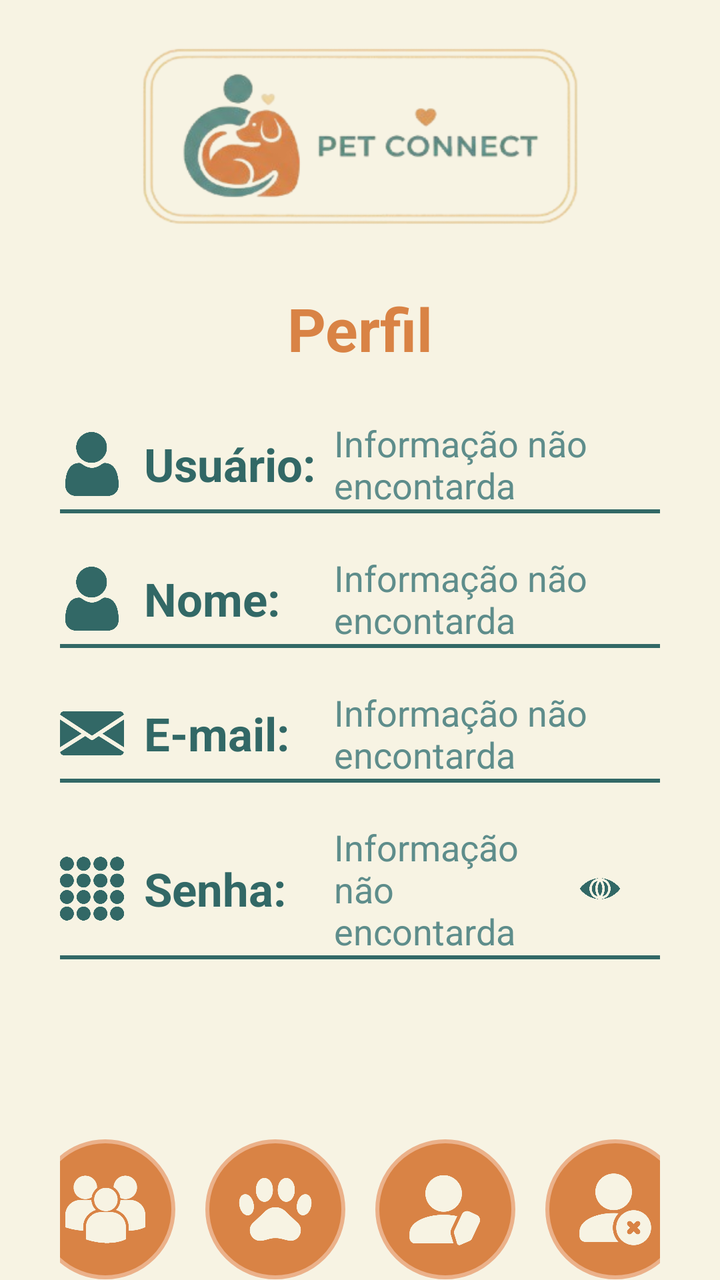
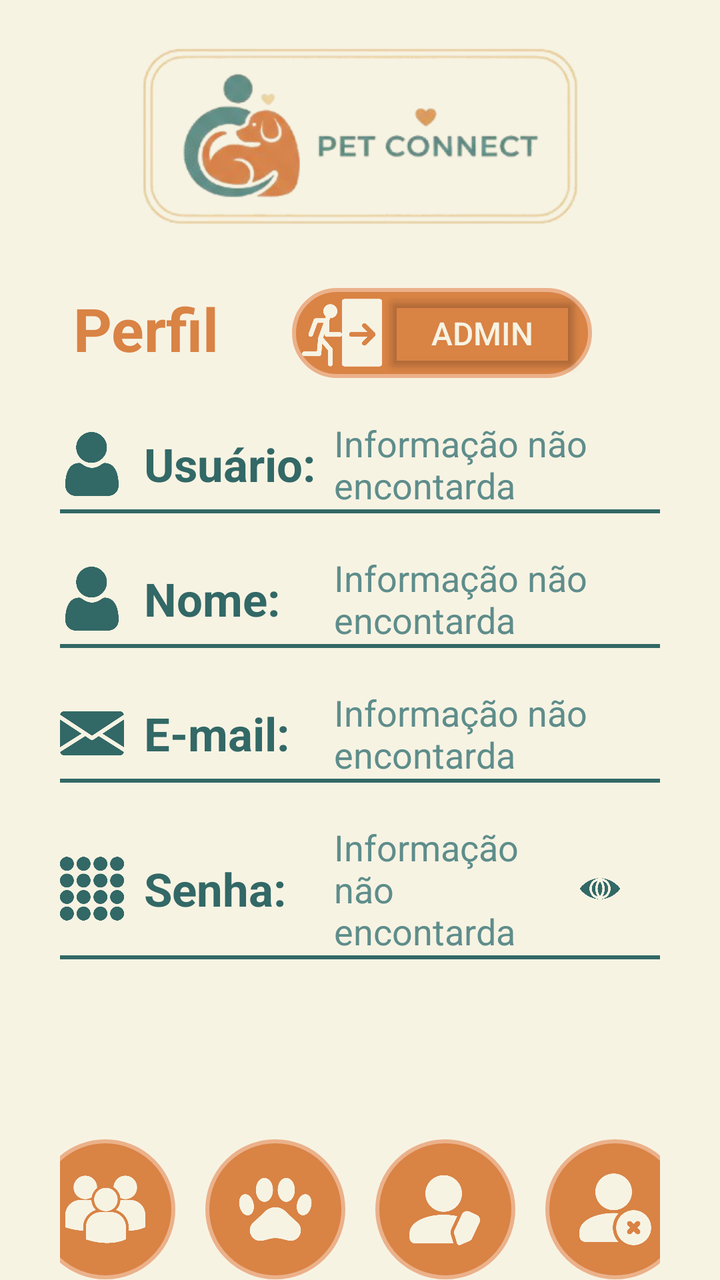

An Android layout rendered at two revisions. The XML below is the earlier revision; the diff shows what the commit changed to produce the second picture.
<!-- AndroidManifest.xml: application theme Theme.Android -->
<!-- res/layout/activity_profile.xml -->
<?xml version="1.0" encoding="utf-8"?>
<androidx.constraintlayout.widget.ConstraintLayout xmlns:android="http://schemas.android.com/apk/res/android"
    xmlns:app="http://schemas.android.com/apk/res-auto"
    xmlns:tools="http://schemas.android.com/tools"
    android:id="@+id/main"
    android:layout_width="match_parent"
    android:layout_height="match_parent"
    android:background="@color/beige"
    tools:context=".ui.user.profile.ProfileActivity">

    <ImageView
        android:id="@+id/imageView6"
        android:layout_width="303dp"
        android:layout_height="104dp"
        android:layout_marginTop="16dp"
        android:scaleType="centerCrop"
        app:layout_constraintEnd_toEndOf="parent"
        app:layout_constraintStart_toStartOf="parent"
        app:layout_constraintTop_toTopOf="parent"
        app:srcCompat="@drawable/img_logo_straight" />

    <LinearLayout
        android:layout_width="match_parent"
        android:layout_height="wrap_content"
        android:layout_marginStart="30dp"
        android:layout_marginTop="25dp"
        android:layout_marginEnd="30dp"
        android:orientation="vertical"
        app:layout_constraintEnd_toEndOf="parent"
        app:layout_constraintHorizontal_bias="0.0"
        app:layout_constraintStart_toStartOf="parent"
        app:layout_constraintTop_toBottomOf="@+id/textView10">

        <LinearLayout
            android:layout_width="match_parent"
            android:layout_height="match_parent"
            android:gravity="center"
            android:orientation="horizontal">

            <ImageView
                android:id="@+id/imageView8"
                android:layout_width="32dp"
                android:layout_height="32dp"
                android:layout_marginRight="10dp"
                android:layout_weight="0"
                android:scaleType="fitCenter"
                android:tint="@color/blueDark"
                app:srcCompat="@drawable/ic_user" />

            <TextView
                android:id="@+id/textView5"
                android:layout_width="90dp"
                android:layout_height="wrap_content"
                android:layout_weight="0"
                android:text="@string/textUseField"
                android:textColor="@color/blueDark"
                android:textSize="23sp"
                android:textStyle="bold" />

            <TextView
                android:id="@+id/tvUser_profile"
                android:layout_width="wrap_content"
                android:layout_height="wrap_content"
                android:layout_marginLeft="5dp"
                android:layout_weight="1"
                android:text="@string/erro_profile"
                android:textColor="@color/blue"
                android:textSize="18sp" />
        </LinearLayout>

        <View
            android:id="@+id/view4"
            android:layout_width="match_parent"
            android:layout_height="2dp"
            android:layout_marginBottom="20dp"
            android:background="@color/blueDark" />

        <LinearLayout
            android:layout_width="match_parent"
            android:layout_height="wrap_content"
            android:gravity="center"
            android:orientation="horizontal">

            <ImageView
                android:id="@+id/imageView9"
                android:layout_width="32dp"
                android:layout_height="32dp"
                android:layout_marginRight="10dp"
                android:layout_weight="0"
                android:scaleType="fitCenter"
                android:tint="@color/blueDark"
                app:srcCompat="@drawable/ic_user" />

            <TextView
                android:id="@+id/textView5"
                android:layout_width="90dp"
                android:layout_height="wrap_content"
                android:layout_weight="0"
                android:text="@string/textNameField"
                android:textColor="@color/blueDark"
                android:textSize="23sp"
                android:textStyle="bold" />

            <TextView
                android:id="@+id/tvName_profile"
                android:layout_width="wrap_content"
                android:layout_height="wrap_content"
                android:layout_marginLeft="5dp"
                android:layout_weight="1"
                android:text="@string/erro_profile"
                android:textColor="@color/blue"
                android:textSize="18sp" />
        </LinearLayout>

        <View
            android:id="@+id/view3"
            android:layout_width="match_parent"
            android:layout_height="2dp"
            android:layout_marginBottom="20dp"
            android:background="@color/blueDark" />

        <LinearLayout
            android:layout_width="match_parent"
            android:layout_height="wrap_content"
            android:gravity="center"
            android:orientation="horizontal">

            <ImageView
                android:id="@+id/imageView10"
                android:layout_width="32dp"
                android:layout_height="32dp"
                android:layout_marginRight="10dp"
                android:layout_weight="0"
                android:scaleType="fitCenter"
                android:tint="@color/blueDark"
                app:srcCompat="@drawable/ic_email" />

            <TextView
                android:id="@+id/textView5"
                android:layout_width="90dp"
                android:layout_height="wrap_content"
                android:layout_weight="0"
                android:text="@string/textEmailField"
                android:textColor="@color/blueDark"
                android:textSize="23sp"
                android:textStyle="bold" />

            <TextView
                android:id="@+id/tvEmail_profile"
                android:layout_width="wrap_content"
                android:layout_height="wrap_content"
                android:layout_marginLeft="5dp"
                android:layout_weight="1"
                android:text="@string/erro_profile"
                android:textColor="@color/blue"
                android:textSize="18sp" />
        </LinearLayout>

        <View
            android:id="@+id/view2"
            android:layout_width="match_parent"
            android:layout_height="2dp"
            android:layout_marginBottom="20dp"
            android:background="@color/blueDark" />

        <LinearLayout
            android:layout_width="match_parent"
            android:layout_height="wrap_content"
            android:gravity="center"
            android:orientation="horizontal"
            android:visibility="visible">

            <ImageView
                android:id="@+id/imageView11"
                android:layout_width="32dp"
                android:layout_height="32dp"
                android:layout_marginRight="10dp"
                android:layout_weight="0"
                android:scaleType="fitCenter"
                android:tint="@color/blueDark"
                app:srcCompat="@drawable/ic_password" />

            <TextView
                android:id="@+id/textView5"
                android:layout_width="90dp"
                android:layout_height="wrap_content"
                android:layout_weight="0"
                android:text="@string/textPasswordField"
                android:textColor="@color/blueDark"
                android:textSize="23sp"
                android:textStyle="bold" />

            <TextView
                android:id="@+id/tvPassword_profile"
                android:layout_width="wrap_content"
                android:layout_height="wrap_content"
                android:layout_marginLeft="5dp"
                android:layout_weight="1"
                android:text="@string/erro_profile"
                android:textColor="@color/blue"
                android:textSize="18sp" />

            <ImageButton
                android:id="@+id/btnEye_profile"
                android:layout_width="40dp"
                android:layout_height="40dp"
                android:layout_marginRight="10dp"
                android:layout_weight="0"
                android:backgroundTint="@android:color/transparent"
                android:scaleType="centerCrop"
                android:src="@drawable/ic_eye_close"
                android:tint="@color/blueDark" />
        </LinearLayout>

        <View
            android:id="@+id/view5"
            android:layout_width="match_parent"
            android:layout_height="2dp"
            android:background="@color/blueDark"
            android:visibility="visible" />

        <LinearLayout
            android:layout_width="match_parent"
            android:layout_height="wrap_content"
            android:layout_marginTop="90dp"
            android:gravity="center"
            android:orientation="vertical">

            <LinearLayout
                android:layout_width="match_parent"
                android:layout_height="wrap_content"
                android:gravity="center"
                android:orientation="horizontal">

                <ImageButton
                    android:id="@+id/btnGetUsers_profile"
                    android:layout_width="70dp"
                    android:layout_height="70dp"
                    android:layout_weight="0"
                    android:background="@drawable/bg_btn_orange"
                    android:padding="15dp"
                    android:scaleType="centerInside"
                    android:tint="@color/beige"
                    android:visibility="visible"
                    app:srcCompat="@drawable/ic_users" />

                <ImageButton
                    android:id="@+id/btnGetPets_profile"
                    android:layout_width="70dp"
                    android:layout_height="70dp"
                    android:layout_marginLeft="15dp"
                    android:layout_weight="0"
                    android:background="@drawable/bg_btn_orange"
                    android:padding="15dp"
                    android:scaleType="centerInside"
                    android:tint="@color/beige"
                    app:srcCompat="@drawable/ic_animal" />

                <ImageButton
                    android:id="@+id/btnUpdate_profile"
                    android:layout_width="70dp"
                    android:layout_height="70dp"
                    android:layout_marginLeft="15dp"
                    android:layout_weight="0"
                    android:background="@drawable/bg_btn_orange"
                    android:padding="15dp"
                    android:scaleType="centerInside"
                    android:tint="@color/beige"
                    app:srcCompat="@drawable/ic_update" />

                <ImageButton
                    android:id="@+id/btnDelete_profile"
                    android:layout_width="70dp"
                    android:layout_height="70dp"
                    android:layout_marginLeft="15dp"
                    android:layout_weight="0"
                    android:background="@drawable/bg_btn_orange"
                    android:padding="15dp"
                    android:scaleType="centerInside"
                    android:tint="@color/beige"
                    android:visibility="visible"
                    app:srcCompat="@drawable/ic_delete" />
            </LinearLayout>

            <LinearLayout
                android:id="@+id/llBtnLogOut_profile"
                android:layout_width="200dp"
                android:layout_height="55dp"
                android:layout_marginTop="20dp"
                android:background="@drawable/bg_btn_orange"
                android:gravity="center"
                android:orientation="horizontal">

                <ImageView
                    android:id="@+id/imageView13"
                    android:layout_width="45dp"
                    android:layout_height="45dp"
                    android:layout_weight="0"
                    android:src="@drawable/ic_logout"
                    android:tint="@color/beige" />

                <Button
                    android:id="@+id/btnLogOut_profile"
                    android:layout_width="100dp"
                    android:layout_height="wrap_content"
                    android:layout_weight="0"
                    android:backgroundTint="@android:color/transparent"
                    android:gravity="center"
                    android:text="@string/textLogOutField"
                    android:textColor="@color/beige"
                    android:textSize="16sp"
                    app:cornerRadius="0dp" />
            </LinearLayout>

        </LinearLayout>

    </LinearLayout>

    <TextView
        android:id="@+id/textView10"
        android:layout_width="wrap_content"
        android:layout_height="wrap_content"
        android:layout_marginTop="24dp"
        android:text="@string/textTitleProfile"
        android:textColor="@color/orange"
        android:textSize="30sp"
        android:textStyle="bold"
        app:layout_constraintEnd_toEndOf="parent"
        app:layout_constraintStart_toStartOf="parent"
        app:layout_constraintTop_toBottomOf="@+id/imageView6" />
</androidx.constraintlayout.widget.ConstraintLayout>
<!-- resources referenced by this layout -->
<resources>
  <color name="beige">#F7F3E3</color>
  <color name="blue">#5E8D8B</color>
  <color name="blueDark">#326866</color>
  <color name="orange">#D98345</color>
  <!-- drawable bg_btn_orange (drawable) -->
  <?xml version="1.0" encoding="utf-8"?>
  <shape xmlns:android="http://schemas.android.com/apk/res/android"
      android:shape="rectangle">
  
      <solid android:color="#D98345"/>
      <stroke
          android:width="2dp"
          android:color="#EBB18A" />
  
      <corners android:radius="80dp"/>
  </shape>
  <!-- drawable ic_animal: png bitmap (drawable, 49965 bytes) -->
  <!-- drawable ic_delete: png bitmap (drawable, 43971 bytes) -->
  <!-- drawable ic_email: png bitmap (drawable, 54430 bytes) -->
  <!-- drawable ic_eye_close: png bitmap (drawable, 55817 bytes) -->
  <!-- drawable ic_logout: png bitmap (drawable, 35199 bytes) -->
  <!-- drawable ic_password: png bitmap (drawable, 80617 bytes) -->
  <!-- drawable ic_update: png bitmap (drawable, 43435 bytes) -->
  <!-- drawable ic_user: png bitmap (drawable, 40251 bytes) -->
  <!-- drawable ic_users: png bitmap (drawable, 51593 bytes) -->
  <!-- drawable img_logo_straight: png bitmap (drawable, 63200 bytes) -->
  <string name="erro_profile">Informação não encontarda</string>
  <string name="textEmailField">E-mail:</string>
  <string name="textLogOutField">Sair da Conta</string>
  <string name="textNameField">Nome:</string>
  <string name="textPasswordField">Senha:</string>
  <string name="textTitleProfile">Perfil</string>
  <string name="textUseField">Usuário:</string>
  <style name="Theme.Android" parent="Base.Theme.Android" />
  <style name="Base.Theme.Android" parent="Theme.Material3.DayNight.NoActionBar">
          
          
      </style>
</resources>

<!-- the commit's change to res/layout/activity_profile.xml (unified diff, before → after) -->
@@ -7,6 +7,40 @@
     android:layout_height="match_parent"
     android:background="@color/beige"
     tools:context=".ui.user.profile.ProfileActivity">
+
+    <LinearLayout
+        android:id="@+id/llBtnAdmin_profile"
+        android:layout_width="150dp"
+        android:layout_height="45dp"
+        android:layout_marginTop="24dp"
+        android:layout_marginEnd="64dp"
+        android:background="@drawable/bg_btn_orange"
+        android:gravity="center"
+        android:orientation="horizontal"
+        app:layout_constraintEnd_toEndOf="parent"
+        app:layout_constraintTop_toBottomOf="@+id/imageView6">
+
+        <ImageView
+            android:id="@+id/imageView13"
+            android:layout_width="40dp"
+            android:layout_height="40dp"
+            android:layout_weight="0"
+            android:src="@drawable/ic_logout"
+            android:tint="@color/beige"
+            app:srcCompat="@drawable/ic_admin" />
+
+        <Button
+            android:id="@+id/btnAdmin_profile"
+            android:layout_width="100dp"
+            android:layout_height="wrap_content"
+            android:layout_weight="0"
+            android:backgroundTint="@android:color/transparent"
+            android:gravity="center"
+            android:text="@string/tvAdmin"
+            android:textColor="@color/beige"
+            android:textSize="16sp"
+            app:cornerRadius="0dp" />
+    </LinearLayout>
 
     <ImageView
         android:id="@+id/imageView6"
@@ -325,7 +359,7 @@
         android:textColor="@color/orange"
         android:textSize="30sp"
         android:textStyle="bold"
-        app:layout_constraintEnd_toEndOf="parent"
+        app:layout_constraintEnd_toStartOf="@+id/llBtnAdmin_profile"
         app:layout_constraintStart_toStartOf="parent"
         app:layout_constraintTop_toBottomOf="@+id/imageView6" />
 </androidx.constraintlayout.widget.ConstraintLayout>
<!-- resource entries referenced after the edit -->
@@ -16,6 +16,7 @@
   
       <corners android:radius="80dp"/>
   </shape>
+  <!-- drawable ic_admin: png bitmap (drawable, 33239 bytes) -->
   <!-- drawable ic_animal: png bitmap (drawable, 49965 bytes) -->
   <!-- drawable ic_delete: png bitmap (drawable, 43971 bytes) -->
   <!-- drawable ic_email: png bitmap (drawable, 54430 bytes) -->
@@ -33,6 +34,7 @@
   <string name="textPasswordField">Senha:</string>
   <string name="textTitleProfile">Perfil</string>
   <string name="textUseField">Usuário:</string>
+  <string name="tvAdmin">Admin</string>
   <style name="Theme.Android" parent="Base.Theme.Android" />
   <style name="Base.Theme.Android" parent="Theme.Material3.DayNight.NoActionBar">
           
